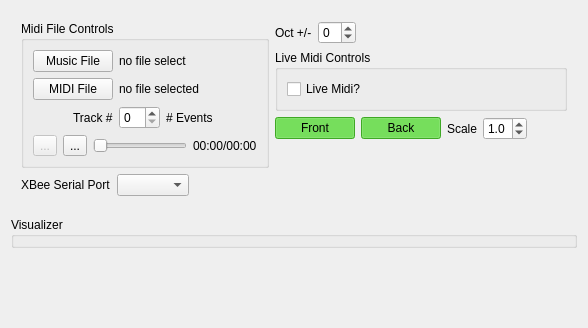
First picture: the form in command_station/src/mainwidget.ui, repository PeterMitrano/glowsuit, before the edit.
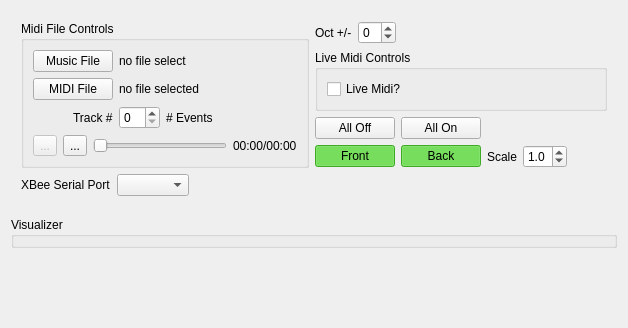
Second picture: the form after the edit. Icons and pictures are not drawn.

Commit message: add buttons to all off/on

The edit to the form file:
```diff
--- a/command_station/src/mainwidget.ui
+++ b/command_station/src/mainwidget.ui
@@ -6,7 +6,7 @@
    <rect>
     <x>0</x>
     <y>0</y>
-    <width>588</width>
+    <width>628</width>
     <height>328</height>
    </rect>
   </property>
@@ -362,6 +362,37 @@
            </layout>
           </widget>
          </item>
+         <item>
+          <layout class="QHBoxLayout" name="horizontalLayout_2">
+           <item>
+            <widget class="QPushButton" name="all_off_button">
+             <property name="text">
+              <string>All Off</string>
+             </property>
+            </widget>
+           </item>
+           <item>
+            <widget class="QPushButton" name="all_on_button">
+             <property name="text">
+              <string>All On</string>
+             </property>
+            </widget>
+           </item>
+           <item>
+            <spacer name="horizontalSpacer_2">
+             <property name="orientation">
+              <enum>Qt::Horizontal</enum>
+             </property>
+             <property name="sizeHint" stdset="0">
+              <size>
+               <width>40</width>
+               <height>20</height>
+              </size>
+             </property>
+            </spacer>
+           </item>
+          </layout>
+         </item>
          <item>
           <layout class="QHBoxLayout" name="viz_controls_layout">
            <item>
```
The commit also changes 9 other files.
